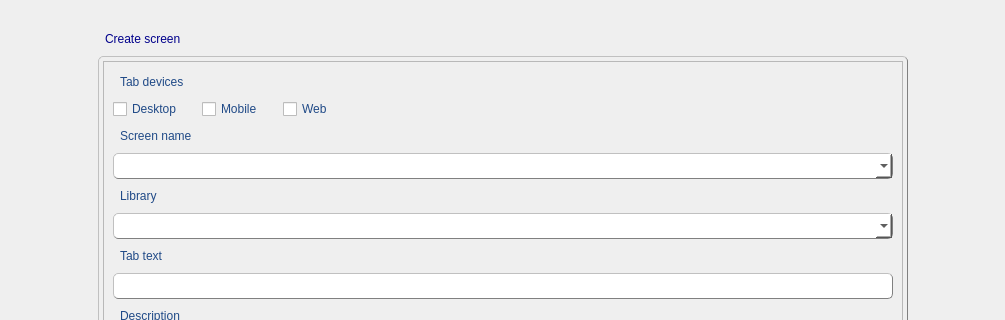
Before: the Qt Designer form Builder/Builder/createscreeform.ui in Rork96/QtProjects, drawn with Qt 5; both pictures show x 0 to 1005 and y 0 to 320 of the 1005 by 982 pixel window.
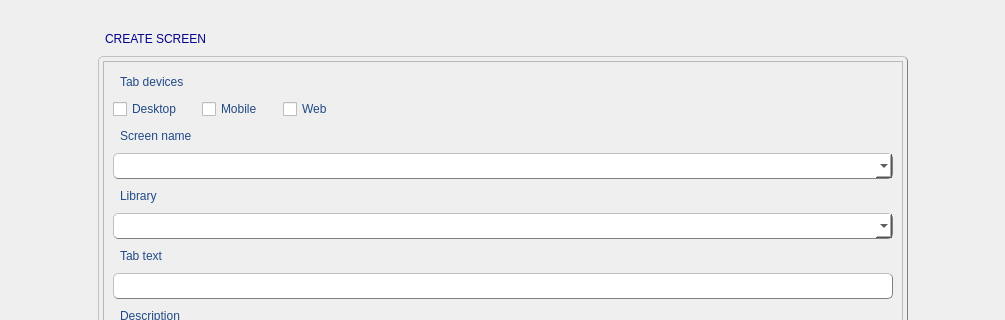
After: the same form once the commit is applied.

```diff
--- a/Builder/Builder/createscreeform.ui
+++ b/Builder/Builder/createscreeform.ui
@@ -412,7 +412,7 @@
               }</string>
      </property>
      <property name="text">
-      <string>Create screen</string>
+      <string>CREATE SCREEN</string>
      </property>
     </widget>
    </item>
```
